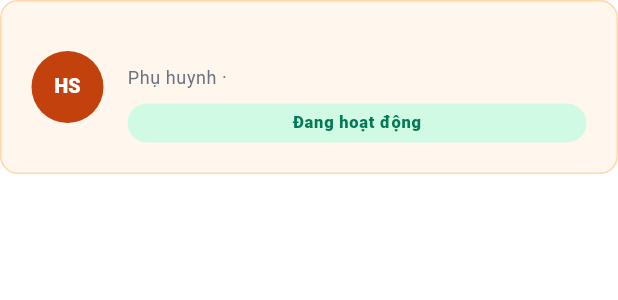
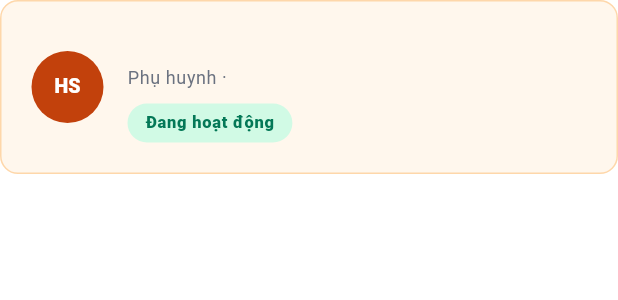
Before and after one commit to kl3inIT/myfschoolse1913, a Flutter app: the _ProfileCard widget shown alone on an empty page, opened directly with empty values, on a phone screen of 412 x 824 dp. Shown: the top 300 px of the screen. Run offline on Flutter 3.47's test engine with Material 3 defaults, Android fonts, the phone set to English and light mode, and no system bars; our stand-ins replace flutter_secure_storage, go_router; missing offline and left inert: flutter_ai_toolkit; accounts and stored records are empty; network calls fail.

Commit message:
fix(ui): shrink-wrap active chip via row constraints
Container with alignment fills bounded column width; hosting it in a
Row restores intrinsic sizing, matching the home status chip.

Co-Authored-By: Claude Fable 5 <noreply@anthropic.com>

```diff
--- a/lib/vn/edu/fpt/ui/features/account/views/account_page.dart
+++ b/lib/vn/edu/fpt/ui/features/account/views/account_page.dart
@@ -298,10 +298,7 @@ class _ProfileCard extends StatelessWidget {
                   ),
                 ),
                 const SizedBox(height: 10),
-                const Align(
-                  alignment: Alignment.centerLeft,
-                  child: _ActiveChip(),
-                ),
+                const Row(children: [_ActiveChip()]),
               ],
             ),
           ),
```
Also changed, not shown: v3-account.png (added), v3-login.png (added), v3-profile.png (added), v4-account.png (added), v5-account-chip.png (added).
